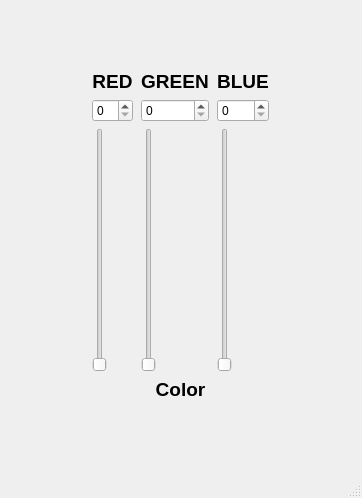
The window that TP_RGB/mainwindow.ui (FAU-CIEL/TP_RGB) describes before a commit, drawn with Qt 5.
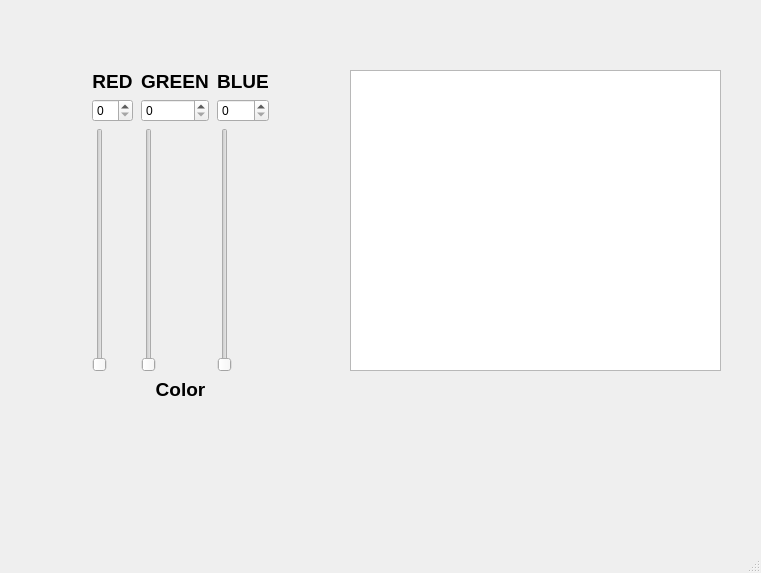
The same window after the commit.

Commit message: Fonctionnalité 1

What changed in the file:
```diff
--- a/TP_RGB/mainwindow.ui
+++ b/TP_RGB/mainwindow.ui
@@ -6,8 +6,8 @@
    <rect>
     <x>0</x>
     <y>0</y>
-    <width>362</width>
-    <height>498</height>
+    <width>761</width>
+    <height>573</height>
    </rect>
   </property>
   <property name="windowTitle">
@@ -190,6 +190,16 @@
      </item>
     </layout>
    </widget>
+   <widget class="QListView" name="listView_color">
+    <property name="geometry">
+     <rect>
+      <x>350</x>
+      <y>70</y>
+      <width>371</width>
+      <height>301</height>
+     </rect>
+    </property>
+   </widget>
   </widget>
   <widget class="QStatusBar" name="statusbar"/>
  </widget>
```
The commit also changes 2 other files.
